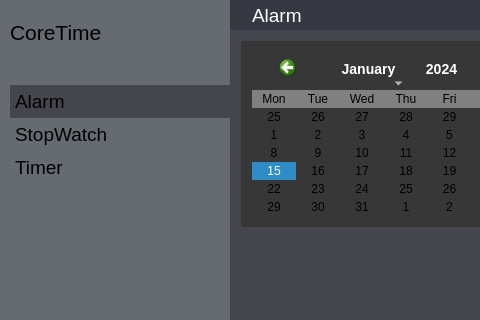
The window that app/coretime/coretime.ui (rahmanshaber/corebox) describes before a commit, drawn with Qt 5; both pictures show x 0 to 480 and y 0 to 320 of the 889 by 682 pixel window.
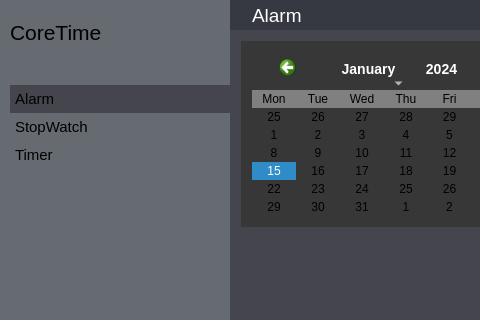
The same window after the commit. Icons and pictures are not drawn.

Patch:
```diff
--- a/app/coretime/coretime.ui
+++ b/app/coretime/coretime.ui
@@ -134,7 +134,7 @@
         </property>
         <property name="font">
          <font>
-          <pointsize>14</pointsize>
+          <pointsize>11</pointsize>
          </font>
         </property>
         <property name="styleSheet">
@@ -173,7 +173,7 @@
        <widget class="QPushButton" name="stopwatch">
         <property name="font">
          <font>
-          <pointsize>14</pointsize>
+          <pointsize>11</pointsize>
          </font>
         </property>
         <property name="styleSheet">
@@ -211,7 +211,7 @@
        <widget class="QPushButton" name="timer">
         <property name="font">
          <font>
-          <pointsize>14</pointsize>
+          <pointsize>11</pointsize>
          </font>
         </property>
         <property name="styleSheet">
```
